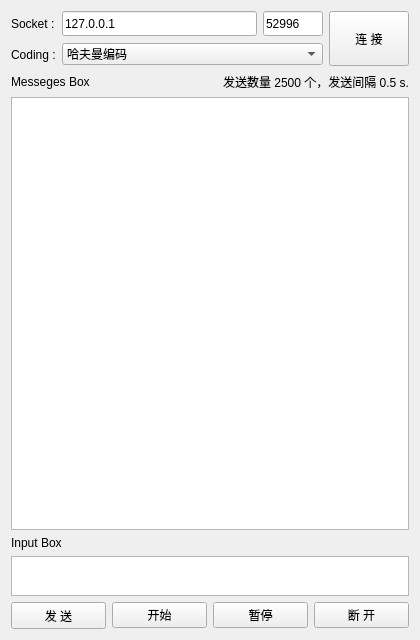
Qt form client.ui (zzaiyan/TopK) before a commit.
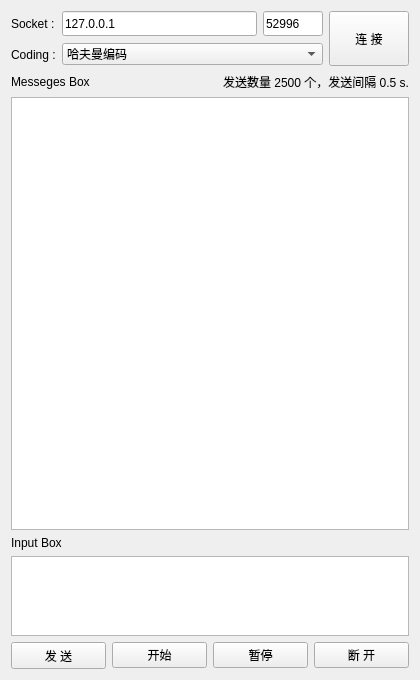
The same form after that commit.

```diff
--- a/client.ui
+++ b/client.ui
@@ -7,7 +7,7 @@
     <x>0</x>
     <y>0</y>
     <width>420</width>
-    <height>640</height>
+    <height>680</height>
    </rect>
   </property>
   <property name="windowTitle">
@@ -137,7 +137,7 @@
      <property name="maximumSize">
       <size>
        <width>16777215</width>
-       <height>40</height>
+       <height>80</height>
       </size>
      </property>
     </widget>
```
